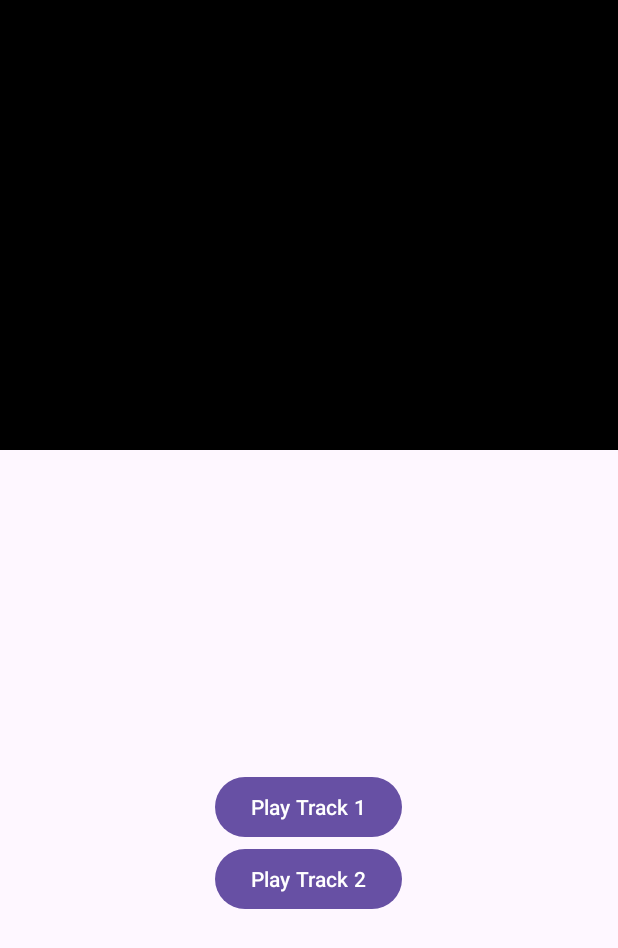
After one commit to esafirm/exoplayer-audiofocus-sample, an Android app built with Jetpack Compose: the layout activity_multi_track.xml on its own in the app's theme, with its tools: preview values and no code run, on a phone screen of 412 x 824 dp. The commit adds this screen. Shown: the top 948 px of the screen. Run offline under Robolectric (Android 15) with nearby library versions, the light colour scheme and no system bars.

Commit message:
Iniital multi track activity

```diff
--- a/app/src/main/AndroidManifest.xml
+++ b/app/src/main/AndroidManifest.xml
@@ -1,6 +1,8 @@
 <?xml version="1.0" encoding="utf-8"?>
 <manifest xmlns:android="http://schemas.android.com/apk/res/android"
     xmlns:tools="http://schemas.android.com/tools">
+
+    <uses-permission android:name="android.permission.INTERNET" />
 
     <application
         android:allowBackup="true"
@@ -21,6 +23,8 @@
                 <category android:name="android.intent.category.LAUNCHER" />
             </intent-filter>
         </activity>
+
+        <activity android:name=".MultiTrackActivity" />
     </application>
 
 </manifest>
--- a/app/src/main/java/sample/exoplayer/audiofocus/MainActivity.kt
+++ b/app/src/main/java/sample/exoplayer/audiofocus/MainActivity.kt
@@ -1,5 +1,6 @@
 package sample.exoplayer.audiofocus
 
+import android.content.Intent
 import android.os.Bundle
 import android.widget.Button
 import androidx.activity.enableEdgeToEdge
@@ -31,6 +32,7 @@ class MainActivity : AppCompatActivity() {
         val buttonPlayAudio = findViewById<Button>(R.id.btnPlayAudio)
         val buttonPlayAnotherAudio = findViewById<Button>(R.id.btnPlayAnotherAudio)
         val buttonPlayVideo = findViewById<Button>(R.id.btnPlayVideo)
+        val buttonMultiTrack = findViewById<Button>(R.id.btnMultiTrack)
 
         val audioPlayer = ExoPlayer.Builder(this).build().apply {
             setAudioAttributes(
@@ -97,6 +99,10 @@ class MainActivity : AppCompatActivity() {
                 play()
             }
         }
+
+        buttonMultiTrack.setOnClickListener {
+            startActivity(Intent(this, MultiTrackActivity::class.java))
+        }
     }
 
     class LogListener(private val playerName: String) : Player.Listener {
--- /dev/null
+++ b/app/src/main/res/layout/activity_multi_track.xml
@@ -0,0 +1,38 @@
+<?xml version="1.0" encoding="utf-8"?>
+<androidx.constraintlayout.widget.ConstraintLayout xmlns:android="http://schemas.android.com/apk/res/android"
+    xmlns:app="http://schemas.android.com/apk/res-auto"
+    xmlns:tools="http://schemas.android.com/tools"
+    android:id="@+id/main"
+    android:layout_width="match_parent"
+    android:layout_height="match_parent"
+    tools:context=".MultiTrackActivity">
+
+    <androidx.media3.ui.PlayerView
+        android:id="@+id/player"
+        android:layout_width="match_parent"
+        android:layout_height="300dp"
+        app:layout_constraintTop_toTopOf="parent" />
+
+    <LinearLayout
+        android:layout_width="match_parent"
+        android:layout_height="wrap_content"
+        android:gravity="center"
+        android:orientation="vertical"
+        app:layout_constraintBottom_toBottomOf="parent"
+        app:layout_constraintTop_toBottomOf="@id/player">
+
+        <Button
+            android:id="@+id/btnPlayTrack1"
+            android:layout_width="wrap_content"
+            android:layout_height="wrap_content"
+            android:text="Play Track 1" />
+
+        <Button
+            android:id="@+id/btnPlayTrack2"
+            android:layout_width="wrap_content"
+            android:layout_height="wrap_content"
+            android:text="Play Track 2" />
+
+    </LinearLayout>
+
+</androidx.constraintlayout.widget.ConstraintLayout>
--- a/gradle/libs.versions.toml
+++ b/gradle/libs.versions.toml
@@ -1,5 +1,5 @@
 [versions]
-agp = "8.10.0-alpha02"
+agp = "8.10.1"
 kotlin = "2.0.21"
 coreKtx = "1.15.0"
 junit = "4.13.2"
@@ -8,6 +8,7 @@ espressoCore = "3.6.1"
 appcompat = "1.6.1"
 material = "1.10.0"
 activity = "1.10.0"
+activity-compose = "1.10.0"
 constraintlayout = "2.1.4"
 
 [libraries]
@@ -18,8 +19,10 @@ androidx-espresso-core = { group = "androidx.test.espresso", name = "espresso-co
 androidx-appcompat = { group = "androidx.appcompat", name = "appcompat", version.ref = "appcompat" }
 material = { group = "com.google.android.material", name = "material", version.ref = "material" }
 androidx-activity = { group = "androidx.activity", name = "activity", version.ref = "activity" }
+androidx-activity-compose = { group = "androidx.activity", name = "activity-compose", version.ref = "activity-compose" }
 androidx-constraintlayout = { group = "androidx.constraintlayout", name = "constraintlayout", version.ref = "constraintlayout" }
 
 [plugins]
 android-application = { id = "com.android.application", version.ref = "agp" }
 kotlin-android = { id = "org.jetbrains.kotlin.android", version.ref = "kotlin" }
+compose-compiler = { id = "org.jetbrains.kotlin.plugin.compose", version.ref = "kotlin" }
```
Also changed, not shown: app/build.gradle.kts (+17 -3 lines), app/src/main/java/sample/exoplayer/audiofocus/DemoPlaylist.kt (added, +35 -0 lines), app/src/main/java/sample/exoplayer/audiofocus/MultiTrackActivity.kt (added, +194 -0 lines), app/src/main/res/layout/activity_main.xml (+7 -0 lines).
